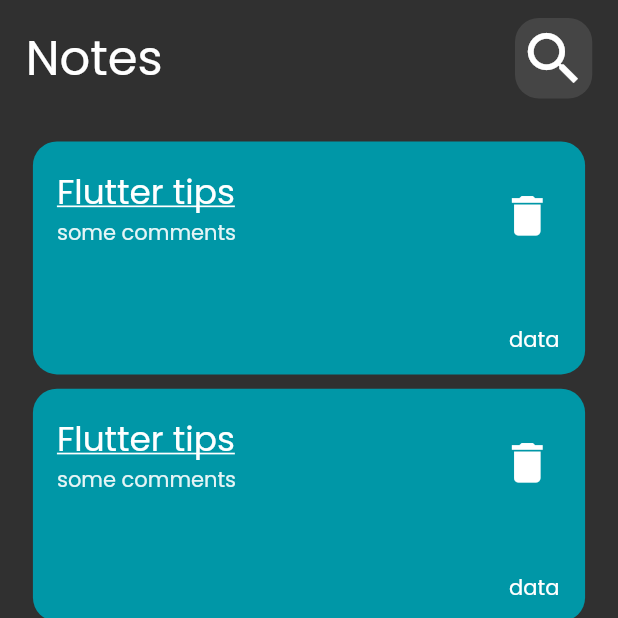
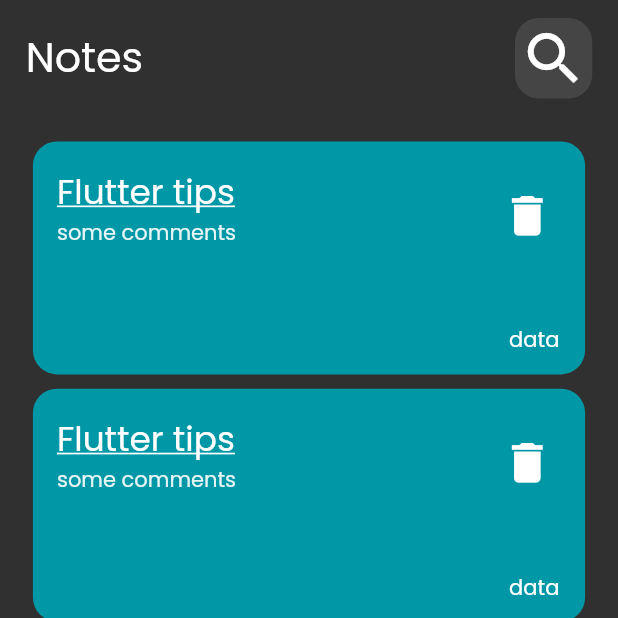
Before and after one commit to YOUSUF-IZZI/notes_app, a Flutter app: the screen it shows after launch, on a phone screen of 412 x 824 dp, the top half of it. Run offline on Flutter 3.47's test engine with Material 2 defaults, Android fonts, the phone set to English and light mode, and no system bars; our stand-ins replace flutter_screenutil.

Commit message:
prepare Edit note page

```diff
--- a/lib/src/features/notes/presentation_layer/widgets/custom_app_bar.dart
+++ b/lib/src/features/notes/presentation_layer/widgets/custom_app_bar.dart
@@ -8,7 +8,7 @@ class CustomAppBar extends StatelessWidget {
   Widget build(BuildContext context) {
     return Row(
       children: [
-        Text('Notes', style: TextStyle(fontSize: 28.sp),),
+        Text('Notes', style: TextStyle(fontSize: 24.sp),),
         const Spacer(),
         Container(
           height: 45.h,
--- a/lib/src/features/notes/presentation_layer/widgets/note_card.dart
+++ b/lib/src/features/notes/presentation_layer/widgets/note_card.dart
@@ -1,6 +1,7 @@
 import 'package:flutter/material.dart';
 import 'package:flutter_screenutil/flutter_screenutil.dart';
 import 'package:my_notes/src/constants/colors.dart';
+import 'package:my_notes/src/features/notes/presentation_layer/pages/edit_note_page.dart';
 
 
 class NoteCardWidget extends StatelessWidget {
@@ -8,7 +9,11 @@ class NoteCardWidget extends StatelessWidget {
 
   @override
   Widget build(BuildContext context) {
-    return Container(
+    return GestureDetector(
+      onTap: (){
+        Navigator.push(context, MaterialPageRoute(builder: (context) => EditNotePage(),));
+      },
+      child: Container(
           padding: EdgeInsets.symmetric(vertical: 10.h),
           height: 130.h,
           decoration: BoxDecoration(
@@ -33,6 +38,7 @@ class NoteCardWidget extends StatelessWidget {
               )
             ],
           )
+      ),
     );
   }
 }
```
Also changed, not shown: lib/src/features/notes/presentation_layer/widgets/custom_floating_action_button.dart (+7 -2 lines), lib/src/features/notes/presentation_layer/widgets/custom_text_field.dart (+5 -3 lines). Lines whose indentation alone changed are shown as unchanged.
